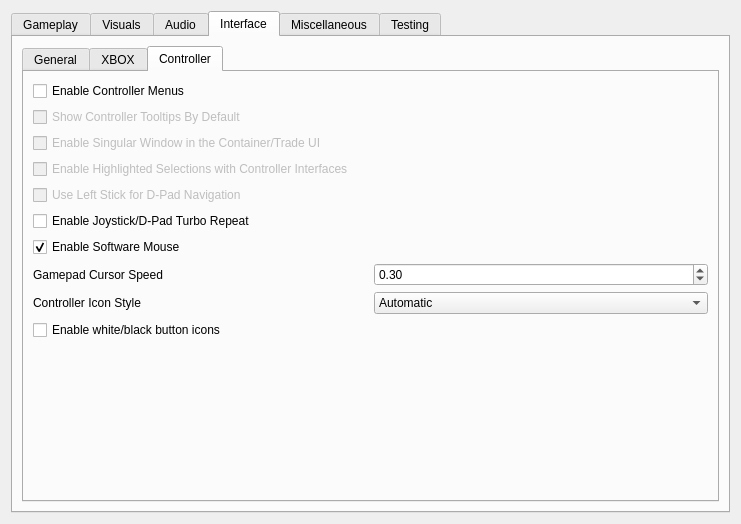
Qt form apps/launcher/ui/settingspage.ui (zander2k1/groovy-openmw) before a commit.
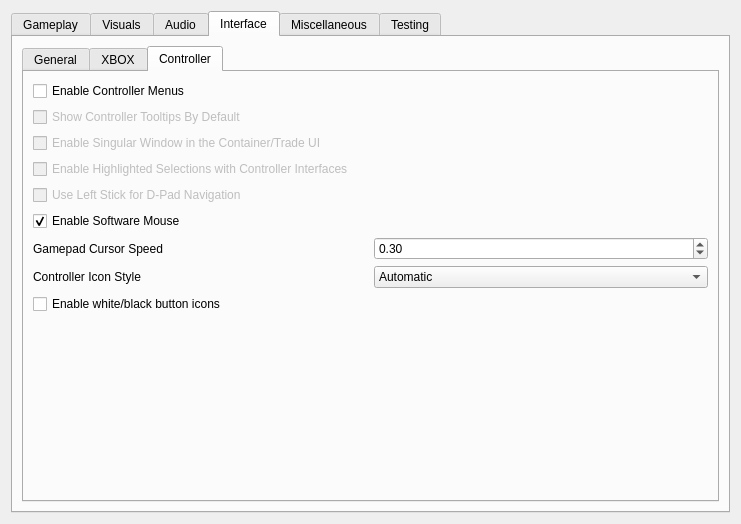
The same form after that commit. The open tabs and pages were chosen to show the change.

Commit message: OpenMW-XBOX-UI: Removed dpad/joystick turbo setting from the launcher

What changed in the file:
```diff
--- a/apps/launcher/ui/settingspage.ui
+++ b/apps/launcher/ui/settingspage.ui
@@ -1786,16 +1786,6 @@
              </widget>
             </item>
             <item row="5" column="0">
-             <widget class="QCheckBox" name="controllerMenuTurboRepeatCheckBox">
-              <property name="toolTip">
-               <string>Repeat controller D-Pad and left-stick navigation while held in controller menus.</string>
-              </property>
-              <property name="text">
-               <string>Enable Joystick/D-Pad Turbo Repeat</string>
-              </property>
-             </widget>
-            </item>
-            <item row="6" column="0">
              <widget class="QCheckBox" name="enableSoftwareMouseCheckBox">
               <property name="toolTip">
                <string>Use the software cursor (drawn by the UI) instead of the hardware cursor when using the controller.</string>
@@ -1808,7 +1798,7 @@
               </property>
              </widget>
             </item>
-            <item row="7" column="0">
+            <item row="6" column="0">
              <layout class="QHBoxLayout" name="gamepadCursorSpeedLayout">
               <item>
                <widget class="QLabel" name="gamepadCursorSpeedLabel">
@@ -1841,7 +1831,7 @@
               </item>
              </layout>
             </item>
-            <item row="8" column="0">
+            <item row="7" column="0">
              <layout class="QHBoxLayout" name="controllerIconStyleLayout">
               <item>
                <widget class="QLabel" name="controllerIconStyleLabel">
@@ -1917,7 +1907,7 @@
                </item>
               </layout>
              </item>
-            <item row="9" column="0">
+            <item row="8" column="0">
              <widget class="QCheckBox" name="controllerWhiteBlackButtonIconsCheckBox">
               <property name="toolTip">
                <string>Use white/black shoulder icons for LB/RB/L1/R1/L/R prompts.</string>
```
The commit also changes 8 other files.
